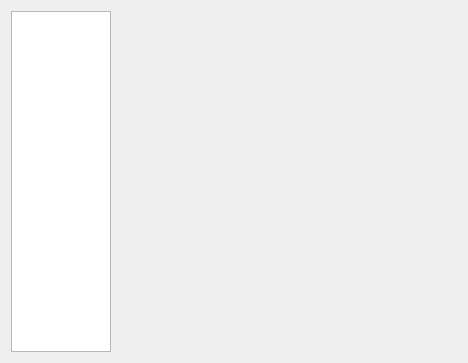
The window that chatdlgstack.ui (hdu-zky/QChat) describes before a commit, drawn with Qt 5.
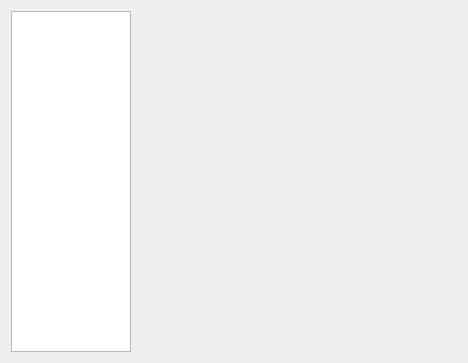
The same window after the commit.

```diff
--- a/chatdlgstack.ui
+++ b/chatdlgstack.ui
@@ -16,9 +16,15 @@
   <layout class="QGridLayout" name="gridLayout">
    <item row="0" column="0">
     <widget class="QListWidget" name="listWidget">
+     <property name="minimumSize">
+      <size>
+       <width>120</width>
+       <height>0</height>
+      </size>
+     </property>
      <property name="maximumSize">
       <size>
-       <width>100</width>
+       <width>120</width>
        <height>16777215</height>
       </size>
      </property>
```
Left out of the diff: 2 changed lines with no effect on the pictures.
